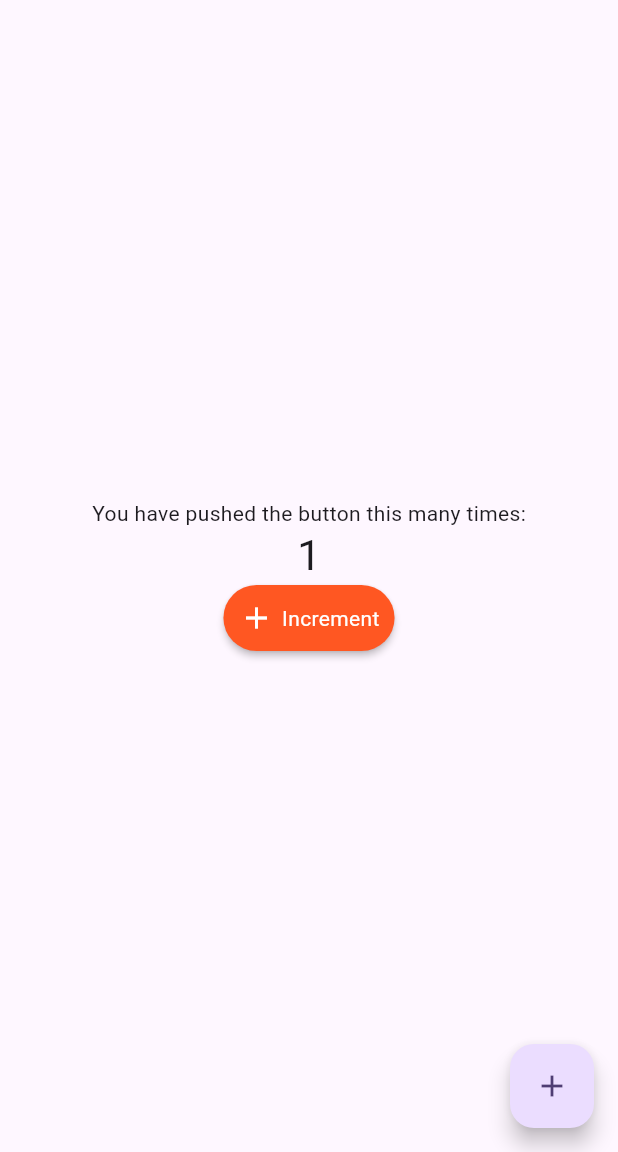
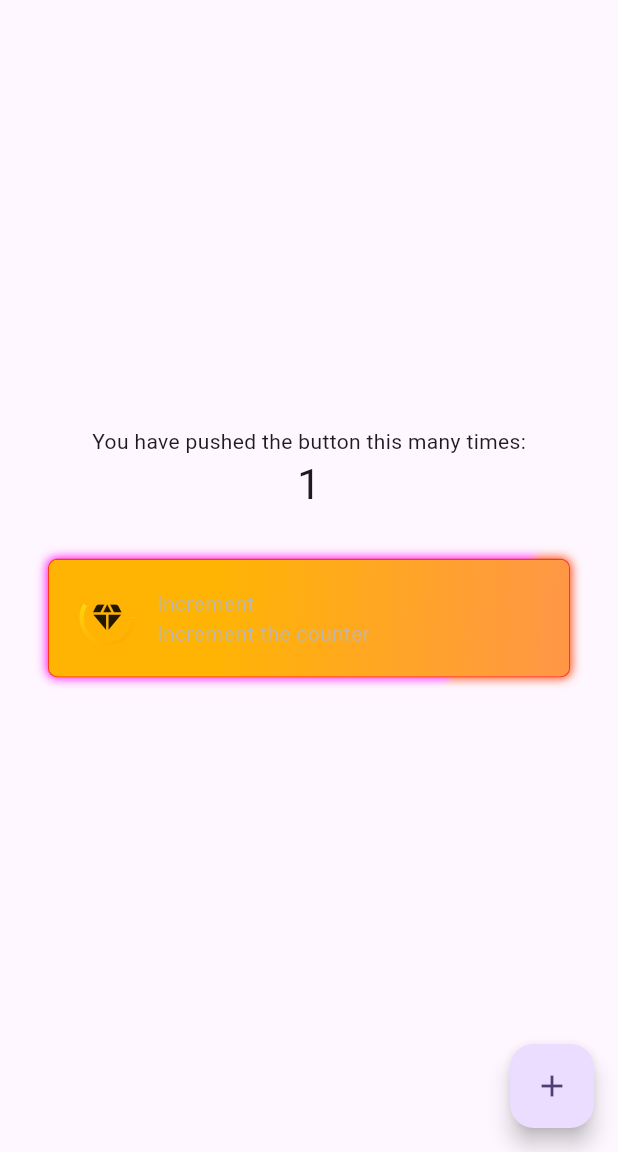
Before and after one commit to Code-Cats-Mel/fancy_button, a Flutter app: the screen it shows after launch, after a tap on "Increment", on a phone screen of 412 x 824 dp, the part 84-1236 px from its top. Run offline on Flutter 3.47's test engine with Material 3 defaults, Android fonts, the phone set to English and light mode, and no system bars.

Commit message:
first draft

```diff
--- /dev/null
+++ b/example/lib/fancy_button.dart
@@ -0,0 +1,552 @@
+import 'dart:math' as math;
+
+import 'package:flutter/material.dart';
+
+class FancyButton extends StatefulWidget {
+  final double width;
+  final double height;
+  final BorderRadius borderRadius;
+  final double borderWidth;
+  final Color backgroundColor;
+  final String? titleText;
+  final String? subtitleText;
+  final VoidCallback onTap;
+
+  const FancyButton({
+    super.key,
+    this.backgroundColor = Colors.white,
+    this.borderRadius = const BorderRadius.all(Radius.circular(6)),
+    this.width = 400,
+    this.height = 80,
+    this.borderWidth = 3,
+    this.titleText,
+    this.subtitleText,
+    required this.onTap,
+  });
+
+  @override
+  State<FancyButton> createState() => _FancyButtonState();
+}
+
+class _FancyButtonState extends State<FancyButton>
+    with TickerProviderStateMixin {
+  late Animation<double> _colorStripAnimation;
+  late AnimationController _colorStripAnimationController;
+
+  late AnimationController _textShineController;
+  late Animation<Color?> _textShineAnimation;
+
+  late AnimationController _gradientAnimationController;
+  late Animation<Color?> _gradientAnimation;
+
+  late AnimationController _iconShineAnimationController;
+
+  final Map<double, Color> colorStripStops = {
+    0.0: AppColor.mustard,
+    0.06: AppColor.mustard,
+    0.24: AppColor.lightOrange,
+    0.27: AppColor.lightOrange,
+    0.37: AppColor.darkPink,
+    0.47: AppColor.lightPink,
+    0.57: AppColor.yellow,
+    0.59: AppColor.yellow,
+    0.71: AppColor.mustard,
+    0.72: AppColor.mustard,
+    0.82: AppColor.mustard,
+    0.85: AppColor.mustard,
+    1.0: AppColor.mustard,
+  };
+
+  final Map<double, Color> gradientStops = {
+    0.0: AppColor.neonOrange,
+    0.24: AppColor.brightPink,
+    0.34: AppColor.brightPink,
+    0.44: AppColor.brightPink,
+    0.54: AppColor.brightPink,
+    0.64: AppColor.brightPink,
+    0.74: AppColor.brightPink,
+    0.99: AppColor.brightPink,
+    1.0: AppColor.neonOrange,
+  };
+
+  @override
+  void initState() {
+    super.initState();
+
+    _colorStripAnimationController = AnimationController(
+      duration: const Duration(seconds: 10),
+      vsync: this,
+    )..repeat(reverse: true);
+    final curvedAnimation = CurvedAnimation(
+      parent: _colorStripAnimationController,
+      curve: Curves.easeInOut,
+    );
+    _colorStripAnimation = Tween<double>(begin: -4 * widget.width, end: 0)
+        .animate(curvedAnimation);
+    _colorStripAnimationController.forward();
+    _colorStripAnimationController.addListener(() {
+      if (_colorStripAnimationController.status == AnimationStatus.completed) {
+        _colorStripAnimationController.reverse();
+      } else if (_colorStripAnimationController.status ==
+          AnimationStatus.dismissed) {
+        _colorStripAnimationController.forward();
+      }
+      setState(() {});
+    });
+
+    _textShineController = AnimationController(
+        vsync: this, duration: const Duration(milliseconds: 1750));
+    _textShineAnimation = ColorTween(
+      begin: AppColor.black,
+      end: AppColor.white,
+    ).animate(_textShineController);
+    _textShineController.forward();
+    _textShineController.addListener(() {
+      if (_textShineController.status == AnimationStatus.completed) {
+        _textShineController.reverse();
+      } else if (_textShineController.status == AnimationStatus.dismissed) {
+        _textShineController.forward();
+      }
+      setState(() {});
+    });
+
+    _gradientAnimationController = AnimationController(
+      duration: const Duration(milliseconds: 1400),
+      vsync: this,
+    )..repeat(reverse: true);
+    _gradientAnimation = ColorTween(
+      begin: AppColor.neonOrange,
+      end: AppColor.brightPink,
+    ).animate(_gradientAnimationController);
+    _gradientAnimationController.forward();
+    _gradientAnimationController.addListener(() {
+      if (_gradientAnimationController.status == AnimationStatus.completed) {
+        _gradientAnimationController.reverse();
+      } else if (_gradientAnimationController.status ==
+          AnimationStatus.dismissed) {
+        _gradientAnimationController.forward();
+      }
+      setState(() {});
+    });
+
+    _iconShineAnimationController = AnimationController(
+      duration: const Duration(seconds: 2),
+      vsync: this,
+    )..repeat();
+  }
+
+  @override
+  void dispose() {
+    _colorStripAnimationController.dispose();
+    _textShineController.dispose();
+    _gradientAnimationController.dispose();
+    _iconShineAnimationController.dispose();
+    _colorStripAnimationController.removeListener(() {});
+    _textShineController.removeListener(() {});
+    _gradientAnimationController.removeListener(() {});
+    _iconShineAnimationController.removeListener(() {});
+    super.dispose();
+  }
+
+  @override
+  Widget build(BuildContext context) {
+    return GestureDetector(
+      onTap: widget.onTap,
+      child: AnimatedBuilder(
+          animation: _gradientAnimation,
+          builder: (context, child) {
+            return Container(
+              height: widget.height - 1,
+              padding: const EdgeInsets.all(0.5),
+              decoration: BoxDecoration(
+                borderRadius: widget.borderRadius,
+                gradient: LinearGradient(
+                  colors: [
+                    _gradientAnimation.value!,
+                    _gradientAnimation.value!,
+                  ],
+                  stops: const [0.0, 1.0],
+                  begin: const Alignment(-1.8, -2),
+                  end: const Alignment(2, 2),
+                ),
+                boxShadow: [
+                  _CustomShadow(
+                    blurRadius: 5.0,
+                    spreadRadius: 0.5,
+                    gradient: LinearGradient(
+                      colors: gradientStops.values.toList(),
+                      stops: gradientStops.keys.toList(),
+                      begin: const Alignment(-1.8, -2),
+                      end: const Alignment(2, 2),
+                    ),
+                  ),
+                ],
+              ),
+              child: Stack(
+                children: [
+                  SizedBox(
+                    height: widget.height,
+                    width: widget.width,
+                    child: ClipRRect(
+                      borderRadius: widget.borderRadius,
+                      child: Stack(
+                        children: [
+                          Positioned(
+                            left: _colorStripAnimation.value,
+                            top: 0,
+                            child: SizedBox(
+                              width: widget.width * 8,
+                              height: widget.height,
+                              child: Container(
+                                decoration: BoxDecoration(
+                                  gradient: LinearGradient(
+                                    colors: gradientStops.values.toList(),
+                                    stops: gradientStops.keys.toList(),
+                                    begin: const Alignment(-1.0, -2),
+                                    end: const Alignment(1.0, 2),
+                                  ),
+                                ),
+                              ),
+                            ),
+                          ),
+                          Positioned(
+                            left: _colorStripAnimation.value,
+                            top: 0,
+                            child: SizedBox(
+                              width: widget.width * 6,
+                              height: widget.height,
+                              child: Container(
+                                height: widget.height - 4,
+                                width: widget.width - 4,
+                                decoration: BoxDecoration(
+                                    gradient: LinearGradient(
+                                  colors: colorStripStops.values.toList(),
+                                  stops: colorStripStops.keys.toList(),
+                                  begin: const Alignment(-1.0, -2),
+                                  end: const Alignment(1.0, 2),
+                                )),
+                              ),
+                            ),
+                          ),
+                          Row(
+                            mainAxisAlignment: MainAxisAlignment.start,
+                            children: [
+                              const SizedBox(
+                                width: 20,
+                              ),
+                              Stack(
+                                alignment: Alignment.center,
+                                children: [
+                                  const SizedBox(
+                                    width: 38,
+                                    height: 38,
+                                    child: Icon(Icons.diamond_rounded),
+                                  ),
+                                  CustomPaint(
+                                    painter: CircularShinePainter(
+                                        _iconShineAnimationController),
+                                    child: const SizedBox(
+                                      width: 38,
+                                      height: 38,
+                                    ),
+                                  ),
+                                ],
+                              ),
+                              const SizedBox(
+                                width: 14,
+                              ),
+                              ShaderMask(
+                                shaderCallback: (shader) => LinearGradient(
+                                  colors: [
+                                    _textShineAnimation.value!,
+                                    _textShineAnimation.value!
+                                  ],
+                                ).createShader(shader),
+                                blendMode: BlendMode.srcATop,
+                                child: Column(
+                                  crossAxisAlignment: CrossAxisAlignment.start,
+                                  mainAxisAlignment: MainAxisAlignment.center,
+                                  children: [
+                                    if (widget.titleText != null)
+                                      Text(
+                                        widget.titleText!,
+                                        // style: heavyItalic20.black,
+                                      ),
+                                    if (widget.subtitleText != null)
+                                      Text(
+                                        widget.subtitleText!,
+                                        // style: ThemeCreator.heavyItalic14.black,
+                                      ),
+                                  ],
+                                ),
+                              ),
+                            ],
+                          ),
+                        ],
+                      ),
+                    ),
+                  ),
+                ],
+              ),
+            );
+          }),
+    );
+  }
+}
+
+class CircularShinePainter extends CustomPainter {
+  final AnimationController animationController;
+
+  CircularShinePainter(this.animationController)
+      : super(repaint: animationController);
+
+  @override
+  void paint(Canvas canvas, Size size) {
+    final center = Offset(size.width / 2, size.height / 2);
+    final radius = size.width / 2.22;
+    const startAngle = -math.pi / 200;
+    final endAngle = math.pi / 9 + (math.pi * 2 * animationController.value);
+    final sweepAngle = endAngle - startAngle;
+    final gradient = SweepGradient(
+      startAngle: startAngle,
+      endAngle: endAngle,
+      colors: const [
+        AppColor.transparent,
+        AppColor.white,
+      ],
+      stops: const [0.0, 1.0],
+    );
+    final shader =
+        gradient.createShader(Rect.fromCircle(center: center, radius: radius));
+
+    final paint = Paint()
+      ..shader = shader
+      ..style = PaintingStyle.stroke
+      ..strokeWidth = radius / 6
+      ..blendMode = BlendMode.softLight;
+
+    final path = Path()
+      ..addArc(Rect.fromCircle(center: center, radius: radius), startAngle,
+          sweepAngle);
+
+    canvas.drawPath(path, paint);
+  }
+
+  @override
+  bool shouldRepaint(CircularShinePainter oldDelegate) {
+    return animationController != oldDelegate.animationController;
+  }
+}
+
+class _CustomShadow extends BoxShadow {
+  final Gradient gradient;
+
+  const _CustomShadow(
+      {required this.gradient,
+      super.offset,
+      super.blurRadius,
+      spreadRadius = 0.0})
+      : super(color: Colors.black, spreadRadius: spreadRadius);
+
+  @override
+  Paint toPaint() {
+    final Paint result = Paint()
+      ..shader = gradient.createShader(const Rect.fromLTWH(0, 0, 300, 200))
+      ..maskFilter = MaskFilter.blur(BlurStyle.normal, blurSigma);
+    return result;
+  }
+
+  @override
+  BoxShadow scale(double factor) {
+    return _CustomShadow(
+      offset: offset * factor,
+      gradient: gradient,
+      blurRadius: blurRadius * factor,
+      spreadRadius: spreadRadius * factor,
+    );
+  }
+}
+
+class AppColor {
+  static const Color swatch50 = Color.fromRGBO(144, 19, 254, .1);
+  static const Color swatch100 = Color.fromRGBO(144, 19, 254, .10);
+  static const Color swatch150 = Color.fromRGBO(144, 19, 254, .15);
+  static const Color swatch200 = Color.fromRGBO(144, 19, 254, .3);
+  static const Color swatch300 = Color.fromRGBO(144, 19, 254, .4);
+  static const Color swatch400 = Color.fromRGBO(144, 19, 254, .5);
+  static const Color swatch500 = Color.fromRGBO(144, 19, 254, .6);
+  static const Color swatch600 = Color.fromRGBO(144, 19, 254, .7);
+  static const Color swatch700 = Color.fromRGBO(144, 19, 254, .8);
+  static const Color swatch800 = Color.fromRGBO(144, 19, 254, .9);
+  static const Color swatch900 = Color.fromRGBO(144, 19, 254, 1);
+
+  static const Map<int, Color> mainSwatchMap = {
+    50: swatch50,
+    100: swatch100,
+    200: swatch200,
+    300: swatch300,
+    400: swatch400,
+    500: swatch500,
+    600: swatch600,
+    700: swatch700,
+    800: swatch800,
+    900: swatch900
+  };
+
+  //Primary color is the same as swatch900
+  static const MaterialColor mainSwatch =
+      MaterialColor(0xFF9013FE, mainSwatchMap);
+
+  static const Color main = swatch900;
+  static const Color agletBlue = Color(0xFF438CFF);
+  static const Color agletBlueOpacity15 = Color.fromRGBO(67, 140, 255, .15);
+  static const Color agletBlueOpacity0 = Color.fromRGBO(67, 140, 255, .0);
+  static const Color emerald = Color(0xFF43CEA2);
+  static const Color emeraldOpacity15 = Color.fromRGBO(67, 206, 162, .15);
+  static const Color emeraldOpacity20 = Color.fromRGBO(67, 206, 162, .2);
+  static const Color navy = Color(0xFF185A9D);
+  static const Color navyOpacity15 = Color.fromRGBO(24, 90, 157, .15);
+  static const Color darkGrey = Color.fromRGBO(74, 74, 74, 1);
+  static const Color darkSteelGrey = Color.fromRGBO(43, 43, 43, 1);
+  static const Color semiGrey = Color(0xFF545454);
+  static const Color brandGrey = Color.fromARGB(255, 88, 88, 88);
+  static const Color titleGrey = Color.fromARGB(255, 51, 51, 51);
+  static const Color baseSneakerContentGrey = Color.fromARGB(255, 92, 92, 92);
+  static const Color irlWebviewAppBarBlack = Color.fromARGB(255, 18, 18, 16);
+  static const Color irlWebviewAppBarBlackOpacity =
+      Color.fromARGB(255, 81, 79, 71);
+  static const Color avatarOnMapBlurredBackground =
+      Color.fromRGBO(0, 0, 0, 0.45);
+
+  static const Color veryLightGrey = Color(0xFFF0F0F0);
+  static const Color lightGrey = Color(0xFFD8D8D8);
+  static const Color grey = Color(0xFF9B9B9B);
+  static const Color white = Colors.white;
+  static const Color black = Colors.black;
+  static const Color blackW5Opacity = Color.fromRGBO(0, 0, 0, 0.05);
+  static const Color blackW10Opacity = Color.fromRGBO(0, 0, 0, 0.10);
+  static const Color blackW12Opacity = Color.fromARGB(31, 0, 0, 0);
+  static const Color blackW20Opacity = Color.fromARGB(51, 0, 0, 0);
+  static const Color blackW25Opacity = Color.fromARGB(64, 0, 0, 0);
+  static const Color blackW350pacity = Color.fromARGB(89, 0, 0, 0);
+  static const Color blackW4Opacity = Color.fromRGBO(0, 0, 0, 0.4);
+  static const Color blackW50Opacity = Color.fromARGB(128, 0, 0, 0);
+  static const Color blackW60Opacity = Color.fromARGB(153, 0, 0, 0);
+  static const Color blackW65Opacity = Color.fromARGB(165, 0, 0, 0);
+  static const Color blackW80Opacity = Color.fromRGBO(0, 0, 0, 0.8);
+  static const Color generalIconPurple = Color.fromRGBO(116, 65, 255, 1);
+  static const Color shadow = Color(0x1F000000);
+  static const Color totalEarningsGrey = Color.fromARGB(255, 77, 77, 77);
+  static const Color coolGrey90 = Color.fromARGB(150, 138, 149, 158);
+  static const Color brightTurquoise = Color(0xFF08E3C2);
+  static const Color warmGrey = Color.fromRGBO(151, 151, 151, 1);
+  static const Color negativeRed = Color(0xFFD0021B);
+  static const Color positiveGreen = Color(0xFF7ED321);
+  static const Color backgroundGrey = Color(0xFFF7F7F7);
+  static const Color backgroundGreyW1Opacity = Color(0x1FF7F7F7);
+
+  static const Color transparent = Colors.transparent;
+  static const Color whiteW80Opacity = Color.fromARGB(204, 255, 255, 255);
+  static const Color whiteW60Opacity = Color.fromARGB(153, 255, 255, 255);
+  static const Color whiteW50Opacity = Color.fromARGB(128, 255, 255, 255);
+  static const Color whiteW40Opacity = Color.fromARGB(102, 255, 255, 255);
+  static const Color whiteW20Opacity = Color.fromARGB(51, 255, 255, 255);
+  static const Color whiteW10Opacity = Color.fromARGB(26, 255, 255, 255);
+  static const Color whiteW30Opacity = Color.fromARGB(77, 255, 255, 255);
+  static const Color whiteW07Opacity = Color.fromARGB(18, 255, 255, 255);
+  static const Color onboardingContentGrey = Color.fromARGB(255, 92, 92, 92);
+  static const Color onboardingContentGreyLight =
+      Color.fromARGB(255, 125, 126, 125);
+  static const Color blackW75Opacity = Color.fromARGB(190, 0, 0, 0);
+  static const Color transitionAgletLabel = Color.fromARGB(255, 218, 192, 255);
+  static const Color transitionAgletLabelGold =
+      Color.fromARGB(255, 255, 248, 214);
+
+  static const Color textInputInactiveGrey = Color.fromARGB(255, 196, 196, 196);
+
+  static const Color shimmerGrey = Color.fromARGB(255, 187, 187, 187);
+
+  static const Color profileNoDataGrey = Color.fromARGB(255, 237, 237, 237);
+  static const Color greySpacer = Color.fromARGB(255, 216, 216, 216);
+
+  static const Color green = Color.fromRGBO(10, 160, 93, 1);
+  static const Color lightGreen = Color.fromRGBO(163, 247, 28, 1);
+  static const Color lightGreenShadow = Color.fromRGBO(201, 255, 85, 1);
+  static const Color darkOrange = Color.fromRGBO(255, 178, 0, 1);
+  static const Color darkestOrange = Color.fromRGBO(255, 140, 23, 1);
+  static const Color yellowSpot = Color.fromRGBO(255, 217, 0, 1);
+  static const Color yellowSpotOpacity15 = Color.fromRGBO(255, 217, 0, .15);
+  static const Color pink = Color.fromRGBO(255, 43, 119, 1);
+  static const Color neonPink = Color.fromRGBO(255, 0, 153, 1);
+  static const Color pinkOpacity10 = Color.fromRGBO(255, 43, 119, 0.1);
+  static const Color pinkOpacity15 = Color.fromRGBO(255, 43, 119, 0.15);
+  static const Color pinkOpacity50 = Color.fromRGBO(255, 43, 119, 0.50);
+  static const Color goldGradientLight = Color.fromRGBO(255, 234, 123, 1);
+  static const Color goldGradientLighter = Color.fromRGBO(231, 204, 117, 1);
+  static const Color goldAgletGold = Color.fromRGBO(197, 166, 74, 1);
+  static const Color gold = Color.fromRGBO(255, 209, 69, 1);
+  static const Color goldGradientDark = Color.fromRGBO(255, 209, 69, 1);
+  static const Color goldGradientDarker = Color.fromRGBO(222, 169, 54, 1);
+  static const Color goldDarker = Color.fromRGBO(203, 165, 52, 1);
+  static const Color goldDarkest = Color.fromRGBO(182, 148, 46, 1);
+  static const Color sliderGrey = Color.fromRGBO(164, 164, 164, 1);
+  static const Color dotsGrey = Color.fromRGBO(146, 146, 146, 1);
+  static const Color slightlyLightGrey = Color.fromRGBO(155, 155, 155, 1);
+  static const Color slightlyLightGrey60opacity =
+      Color.fromRGBO(155, 155, 155, 0.6);
+  static const Color lightBlue = Color.fromRGBO(123, 177, 221, 1);
+  static const Color blueSemiTransparentForScanner =
+      Color.fromRGBO(67, 140, 255, 0.2);
+  static const Color mediumDark = Color.fromRGBO(39, 39, 39, 1);
+
+  static const Color lightestBlueForGradient =
+      Color.fromRGBO(67, 140, 255, 0.3);
+  static const Color semiBlueForGradient = Color.fromRGBO(67, 140, 255, 0.6);
+  static const Color violet = Color.fromRGBO(199, 9, 254, 1);
+  static const Color electricViolet = Color.fromRGBO(211, 6, 255, 1);
+  static const Color irlPurple = Color.fromRGBO(144, 19, 254, 1);
+  static const Color violetDarker = Color.fromRGBO(140, 23, 254, 1);
+  static const Color coinPurple = Color.fromRGBO(130, 40, 254, 1);
+  static const Color irlButtonPurple = Color.fromRGBO(97, 0, 255, 1);
+  static const Color filterPurple = Color.fromRGBO(242, 227, 254, 1);
+  static const Color borderGrey = Color.fromRGBO(232, 232, 232, 1);
+  static const Color mapCircleRadiusBlue = Color.fromRGBO(67, 140, 255, 0.13);
+  static const Color mapCurrentPositionBlue = Color.fromRGBO(36, 150, 249, 1);
+  static const Color mapboxAttributionBlue = Color.fromARGB(255, 73, 140, 159);
+  static const Color darkIndigo = Color.fromRGBO(54, 6, 95, 1);
+  static const Color brightGrey = Color.fromRGBO(235, 235, 235, 1);
+  static const Color brightGreen = Color.fromRGBO(126, 211, 33, 1);
+  static const Color dullGrey = Color.fromRGBO(135, 135, 135, 1);
+
+  // #### Avatars ####
+  static const Color skinTone1 = Color.fromRGBO(234, 191, 162, 1);
+  static const Color skinTone2 = Color.fromRGBO(221, 177, 155, 1);
+  static const Color skinTone3 = Color.fromRGBO(206, 160, 128, 1);
+  static const Color skinTone4 = Color.fromRGBO(170, 129, 101, 1);
+  static const Color skinTone5 = Color.fromRGBO(132, 99, 82, 1);
+  static const Color skinTone6 = Color.fromRGBO(127, 89, 78, 1);
+  static const Color apparelLoadingContainer = Color.fromRGBO(244, 244, 244, 1);
+  static const Color overlayGrey = Color.fromRGBO(99, 99, 99, 1);
+  static const Color hairColour1 = Color.fromRGBO(65, 67, 71, 1);
+  static const Color hairColour2 = Color.fromRGBO(130, 79, 67, 1);
+  static const Color hairColour3 = Color.fromRGBO(178, 110, 84, 1);
+  static const Color hairColour4 = Color.fromRGBO(216, 130, 104, 1);
+  static const Color hairColour5 = Color.fromRGBO(255, 115, 72, 1);
+  static const Color hairColour6 = Color.fromRGBO(244, 83, 83, 1);
+  static const Color hairColour7 = Color.fromRGBO(226, 191, 147, 1);
+  static const Color hairColour8 = Color.fromRGBO(255, 207, 72, 1);
+  static const Color hairColour9 = Color.fromRGBO(105, 168, 250, 1);
+  static const Color hairColour10 = Color.fromRGBO(107, 242, 177, 1);
+  static const Color hairColour11 = Color.fromRGBO(239, 108, 168, 1);
+  static const Color hairColour12 = Color.fromRGBO(175, 184, 188, 1);
+
+  static const Color irlGreen = Color.fromRGBO(67, 206, 162, 1);
+
+  static const Color mustard = Color.fromRGBO(255, 180, 4, 1);
+  static const Color yellow = Color.fromRGBO(255, 223, 128, 1);
+  static const Color lightOrange = Color.fromRGBO(255, 126, 127, 1);
+  static const Color darkPink = Color.fromRGBO(199, 40, 255, 1);
+  static const Color lightPink = Color.fromRGBO(248, 114, 220, 1);
+  static const Color neonOrange = Color.fromRGBO(255, 61, 0, 1);
+  static const Color brightPink = Color.fromRGBO(255, 0, 245, 1);
+}
--- a/example/lib/main.dart
+++ b/example/lib/main.dart
@@ -1,5 +1,6 @@
-import 'package:fancy_button/fancy_button.dart';
 import 'package:flutter/material.dart';
+
+import 'fancy_button.dart';
 
 void main() {
   runApp(const MyApp());
@@ -8,7 +9,6 @@ void main() {
 class MyApp extends StatelessWidget {
   const MyApp({super.key});
 
-  // This widget is the root of your application.
   @override
   Widget build(BuildContext context) {
     return MaterialApp(
@@ -58,9 +58,13 @@ class _MyHomePageState extends State<MyHomePage> {
               '$_counter',
               style: Theme.of(context).textTheme.headlineMedium,
             ),
-            FancyButton(
-              onPressed: _incrementCounter,
-              label: 'Increment',
+            Padding(
+              padding: const EdgeInsets.all(32.0),
+              child: FancyButton(
+                titleText: 'Increment',
+                subtitleText: 'Increment the counter',
+                onTap: _incrementCounter,
+              ),
             ),
           ],
         ),
```
